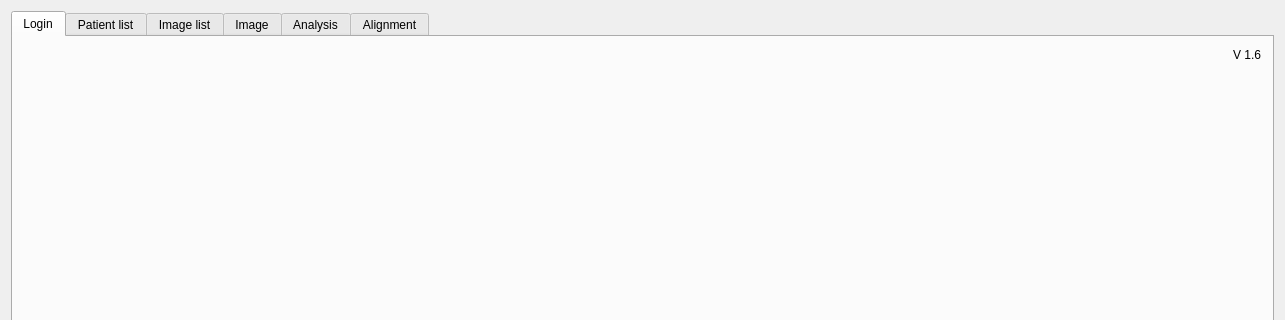
Old version of the form DesktopApp/desktopapp.ui in the repository michaelfong2017/landmark-annotator-desktop; both pictures show x 0 to 1285 and y 0 to 320 of the 1285 by 920 pixel window.
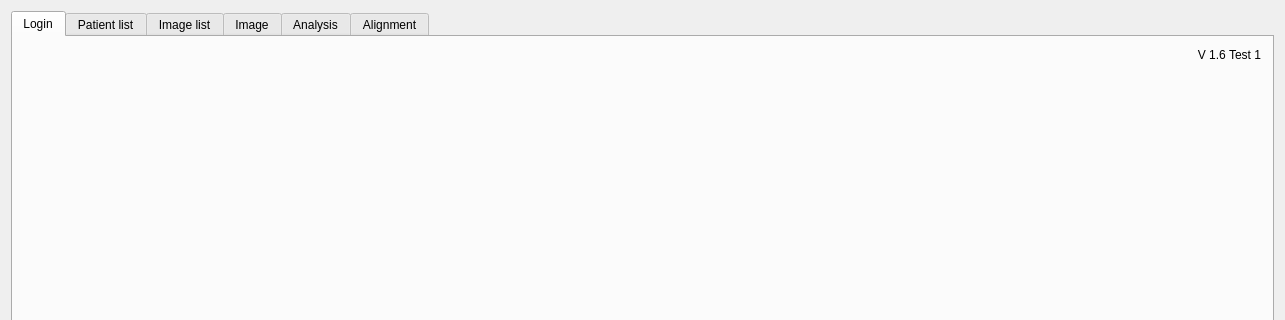
New version of the form.

```diff
--- a/DesktopApp/desktopapp.ui
+++ b/DesktopApp/desktopapp.ui
@@ -58,7 +58,7 @@
 </string>
          </property>
          <property name="text">
-          <string>V 1.6</string>
+          <string>V 1.6 Test 1</string>
          </property>
          <property name="alignment">
           <set>Qt::AlignRight|Qt::AlignTop|Qt::AlignTrailing</set>
```
